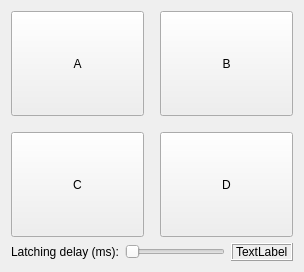
JFDuval/flexsea-plan, file ui/w_event.ui: the form before one commit.
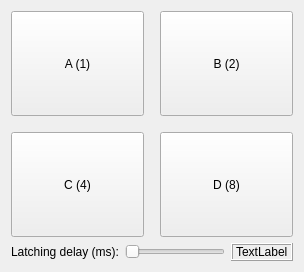
The form after the commit.

Commit message: Event flags can be saved in an Execute log. Loading works. Not plotted on 2DPlot live at this point.

The edit to the form file:
```diff
--- a/ui/w_event.ui
+++ b/ui/w_event.ui
@@ -47,7 +47,7 @@
         </size>
        </property>
        <property name="text">
-        <string>A</string>
+        <string>A (1)</string>
        </property>
       </widget>
      </item>
@@ -66,7 +66,7 @@
         </size>
        </property>
        <property name="text">
-        <string>B</string>
+        <string>B (2)</string>
        </property>
       </widget>
      </item>
@@ -85,7 +85,7 @@
         </size>
        </property>
        <property name="text">
-        <string>C</string>
+        <string>C (4)</string>
        </property>
       </widget>
      </item>
@@ -104,7 +104,7 @@
         </size>
        </property>
        <property name="text">
-        <string>D</string>
+        <string>D (8)</string>
        </property>
       </widget>
      </item>
```
The commit also changes 6 other files.
